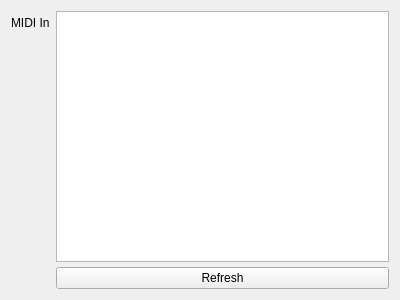
Qt form sails/ui/settings/midisettingswidget.ui (metrasynth/solar-sails) before a commit.
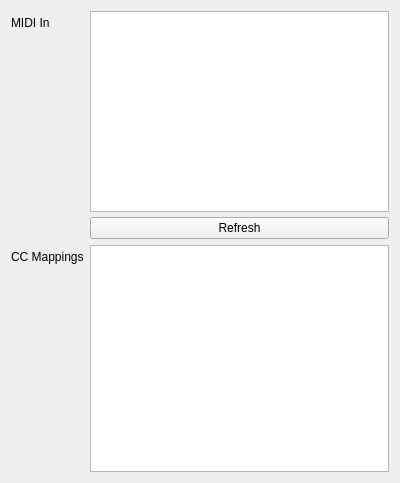
The same form after that commit.

Commit message: Basic support for mapping MIDI CC messages to controller changes

What changed in the file:
```diff
--- a/sails/ui/settings/midisettingswidget.ui
+++ b/sails/ui/settings/midisettingswidget.ui
@@ -7,7 +7,7 @@
     <x>0</x>
     <y>0</y>
     <width>400</width>
-    <height>300</height>
+    <height>483</height>
    </rect>
   </property>
   <property name="windowTitle">
@@ -53,6 +53,16 @@
        </item>
       </layout>
      </item>
+     <item row="2" column="0">
+      <widget class="QLabel" name="label_2">
+       <property name="text">
+        <string>CC Mappings</string>
+       </property>
+      </widget>
+     </item>
+     <item row="2" column="1">
+      <widget class="QPlainTextEdit" name="cc_mappings_textedit"/>
+     </item>
     </layout>
    </item>
   </layout>
```
The commit also changes 7 other files.
